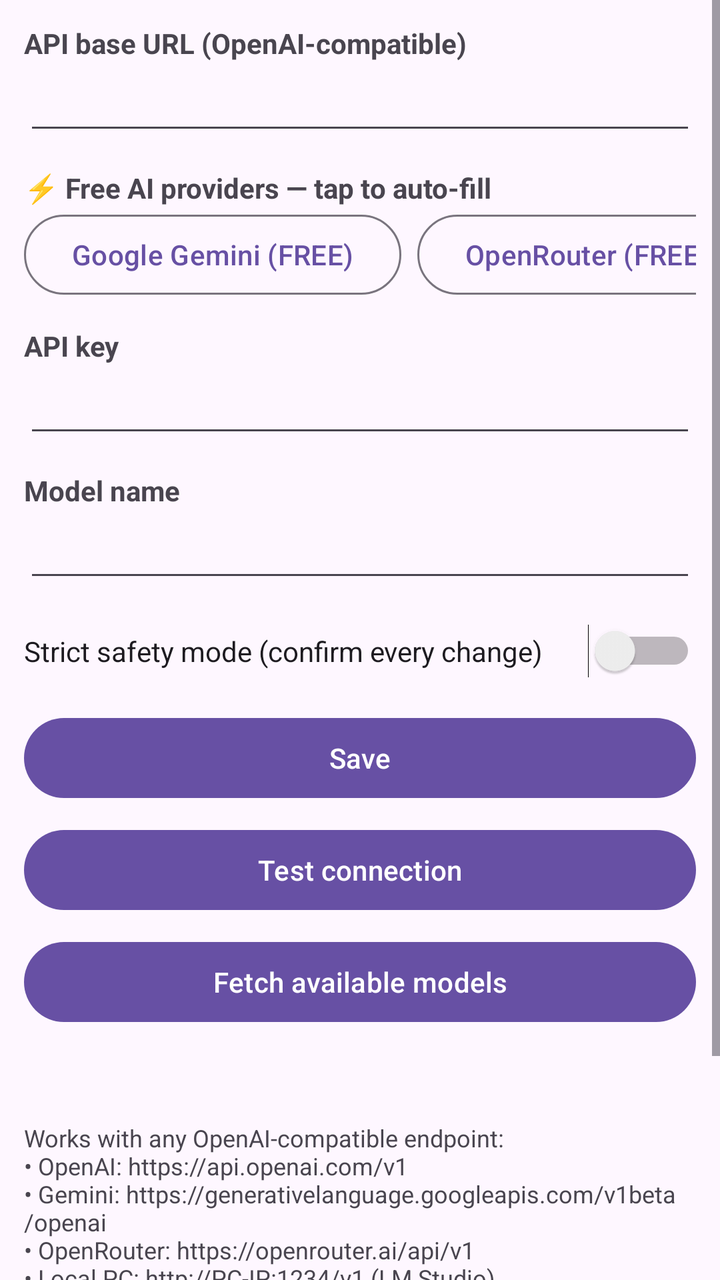
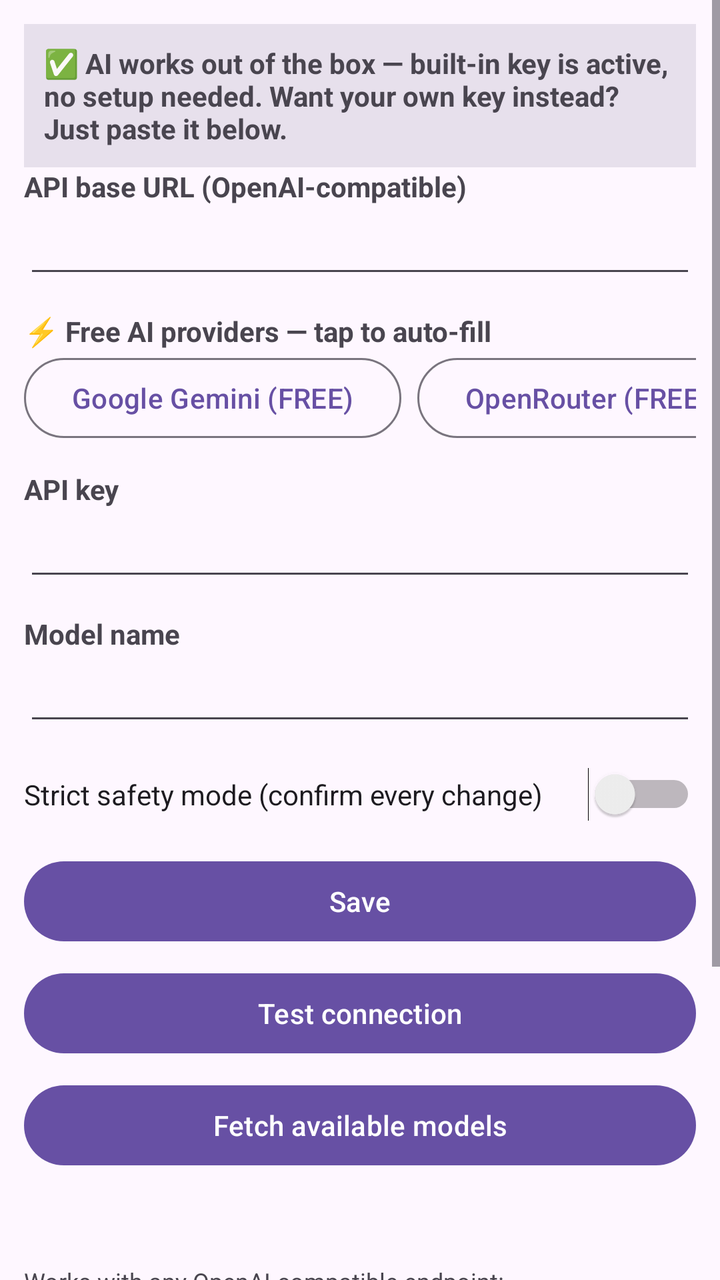

Screens rendered from an Android XML layout before and after an edit, with the pre-edit source and the edit as a unified diff.
<!-- AndroidManifest.xml: application theme Theme.RootGenie -->
<!-- res/layout/fragment_settings.xml -->
<?xml version="1.0" encoding="utf-8"?>
<ScrollView xmlns:android="http://schemas.android.com/apk/res/android"
    android:layout_width="match_parent"
    android:layout_height="match_parent">

    <LinearLayout
        android:layout_width="match_parent"
        android:layout_height="wrap_content"
        android:orientation="vertical"
        android:padding="12dp">

        <TextView
            android:layout_width="match_parent"
            android:layout_height="wrap_content"
            android:text="@string/api_base_label"
            android:textStyle="bold" />

        <EditText
            android:id="@+id/ed_api_base"
            android:layout_width="match_parent"
            android:layout_height="wrap_content"
            android:inputType="textUri" />

        <TextView
            android:layout_width="match_parent"
            android:layout_height="wrap_content"
            android:layout_marginTop="12dp"
            android:text="@string/presets_label"
            android:textStyle="bold" />

        <HorizontalScrollView
            android:layout_width="match_parent"
            android:layout_height="wrap_content"
            android:scrollbars="none">

            <LinearLayout
                android:layout_width="wrap_content"
                android:layout_height="wrap_content"
                android:orientation="horizontal">

                <Button
                    android:id="@+id/btn_preset_gemini"
                    style="?attr/materialButtonOutlinedStyle"
                    android:layout_width="wrap_content"
                    android:layout_height="wrap_content"
                    android:text="@string/preset_gemini" />

                <Button
                    android:id="@+id/btn_preset_openrouter"
                    style="?attr/materialButtonOutlinedStyle"
                    android:layout_width="wrap_content"
                    android:layout_height="wrap_content"
                    android:layout_marginStart="8dp"
                    android:text="@string/preset_openrouter" />

                <Button
                    android:id="@+id/btn_preset_groq"
                    style="?attr/materialButtonOutlinedStyle"
                    android:layout_width="wrap_content"
                    android:layout_height="wrap_content"
                    android:layout_marginStart="8dp"
                    android:text="@string/preset_groq" />

                <Button
                    android:id="@+id/btn_preset_openai"
                    style="?attr/materialButtonOutlinedStyle"
                    android:layout_width="wrap_content"
                    android:layout_height="wrap_content"
                    android:layout_marginStart="8dp"
                    android:text="@string/preset_openai" />

                <Button
                    android:id="@+id/btn_preset_mistral"
                    style="?attr/materialButtonOutlinedStyle"
                    android:layout_width="wrap_content"
                    android:layout_height="wrap_content"
                    android:layout_marginStart="8dp"
                    android:text="@string/preset_mistral" />

                <Button
                    android:id="@+id/btn_preset_local"
                    style="?attr/materialButtonOutlinedStyle"
                    android:layout_width="wrap_content"
                    android:layout_height="wrap_content"
                    android:layout_marginStart="8dp"
                    android:text="@string/preset_local" />
            </LinearLayout>
        </HorizontalScrollView>

        <TextView
            android:layout_width="match_parent"
            android:layout_height="wrap_content"
            android:layout_marginTop="12dp"
            android:text="@string/api_key_label"
            android:textStyle="bold" />

        <EditText
            android:id="@+id/ed_api_key"
            android:layout_width="match_parent"
            android:layout_height="wrap_content"
            android:inputType="textPassword" />

        <TextView
            android:layout_width="match_parent"
            android:layout_height="wrap_content"
            android:layout_marginTop="12dp"
            android:text="@string/model_label"
            android:textStyle="bold" />

        <EditText
            android:id="@+id/ed_model"
            android:layout_width="match_parent"
            android:layout_height="wrap_content"
            android:inputType="text" />

        <Switch
            android:id="@+id/sw_strict"
            android:layout_width="match_parent"
            android:layout_height="wrap_content"
            android:layout_marginTop="16dp"
            android:text="@string/strict_label" />

        <Button
            android:id="@+id/btn_save"
            android:layout_width="match_parent"
            android:layout_height="wrap_content"
            android:layout_marginTop="16dp"
            android:text="@string/save" />

        <Button
            android:id="@+id/btn_test"
            android:layout_width="match_parent"
            android:layout_height="wrap_content"
            android:layout_marginTop="8dp"
            android:text="@string/test_btn" />

        <Button
            android:id="@+id/btn_models"
            android:layout_width="match_parent"
            android:layout_height="wrap_content"
            android:layout_marginTop="8dp"
            android:text="@string/fetch_models" />

        <TextView
            android:id="@+id/tv_test_status"
            android:layout_width="match_parent"
            android:layout_height="wrap_content"
            android:layout_marginTop="8dp"
            android:textIsSelectable="true"
            android:textSize="13sp" />

        <TextView
            android:layout_width="match_parent"
            android:layout_height="wrap_content"
            android:layout_marginTop="20dp"
            android:text="@string/endpoints_hint"
            android:textSize="12sp" />

        <TextView
            android:layout_width="match_parent"
            android:layout_height="wrap_content"
            android:layout_marginTop="12dp"
            android:text="@string/free_key_hint"
            android:textSize="12sp" />

    </LinearLayout>
</ScrollView>
<!-- resources referenced by this layout -->
<resources>
  <string name="api_base_label">API base URL (OpenAI-compatible)</string>
  <string name="api_key_label">API key</string>
  <string name="endpoints_hint">Works with any OpenAI-compatible endpoint:\n• OpenAI: https://api.openai.com/v1\n• Gemini: https://generativelanguage.googleapis.com/v1beta/openai\n• OpenRouter: https://openrouter.ai/api/v1\n• Local PC: http://PC-IP:1234/v1 (LM Studio)</string>
  <string name="fetch_models">Fetch available models</string>
  <string name="free_key_hint">How to get a FREE key (1 minute, no card):\n• Google Gemini: aistudio.google.com/apikey → Create API key\n• OpenRouter: openrouter.ai/keys (free models: openrouter.ai/models?max_price=0)\n• Groq: console.groq.com/keys\nThen: paste key above → Save → Test connection.</string>
  <string name="model_label">Model name</string>
  <string name="preset_gemini">Google Gemini (FREE)</string>
  <string name="preset_groq">Groq (FREE)</string>
  <string name="preset_local">Local WiFi (no key)</string>
  <string name="preset_mistral">Mistral (FREE)</string>
  <string name="preset_openai">OpenAI</string>
  <string name="preset_openrouter">OpenRouter (FREE)</string>
  <string name="presets_label">⚡ Free AI providers — tap to auto-fill</string>
  <string name="save">Save</string>
  <string name="strict_label">Strict safety mode (confirm every change)</string>
  <string name="test_btn">Test connection</string>
  <style name="Theme.RootGenie" parent="Theme.Material3.DayNight.NoActionBar">
          <item name="android:statusBarColor">?attr/colorPrimary</item>
      </style>
</resources>

<!-- the commit's change to res/layout/fragment_settings.xml (unified diff, before → after) -->
@@ -8,6 +8,16 @@
         android:layout_height="wrap_content"
         android:orientation="vertical"
         android:padding="12dp">
+
+        <TextView
+            android:id="@+id/tv_builtin_status"
+            android:layout_width="match_parent"
+            android:layout_height="wrap_content"
+            android:background="?attr/colorSurfaceVariant"
+            android:padding="10dp"
+            android:text="@string/builtin_active"
+            android:textSize="14sp"
+            android:textStyle="bold" />
 
         <TextView
             android:layout_width="match_parent"
<!-- resource entries referenced after the edit -->
@@ -2,6 +2,7 @@
 <resources>
   <string name="api_base_label">API base URL (OpenAI-compatible)</string>
   <string name="api_key_label">API key</string>
+  <string name="builtin_active">✅ AI works out of the box — built-in key is active, no setup needed. Want your own key instead? Just paste it below.</string>
   <string name="endpoints_hint">Works with any OpenAI-compatible endpoint:\n• OpenAI: https://api.openai.com/v1\n• Gemini: https://generativelanguage.googleapis.com/v1beta/openai\n• OpenRouter: https://openrouter.ai/api/v1\n• Local PC: http://PC-IP:1234/v1 (LM Studio)</string>
   <string name="fetch_models">Fetch available models</string>
   <string name="free_key_hint">How to get a FREE key (1 minute, no card):\n• Google Gemini: aistudio.google.com/apikey → Create API key\n• OpenRouter: openrouter.ai/keys (free models: openrouter.ai/models?max_price=0)\n• Groq: console.groq.com/keys\nThen: paste key above → Save → Test connection.</string>
